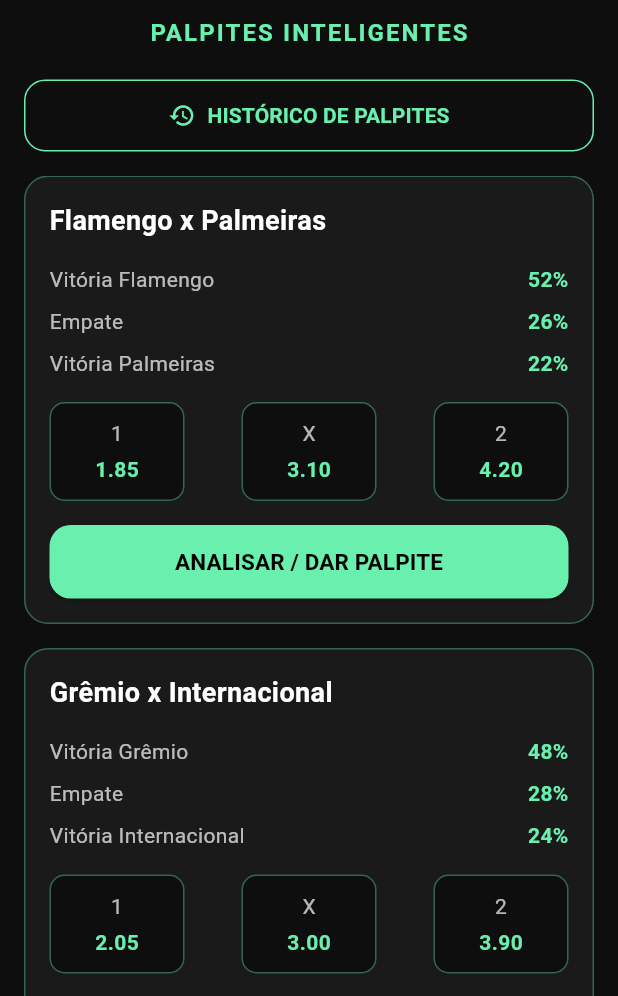
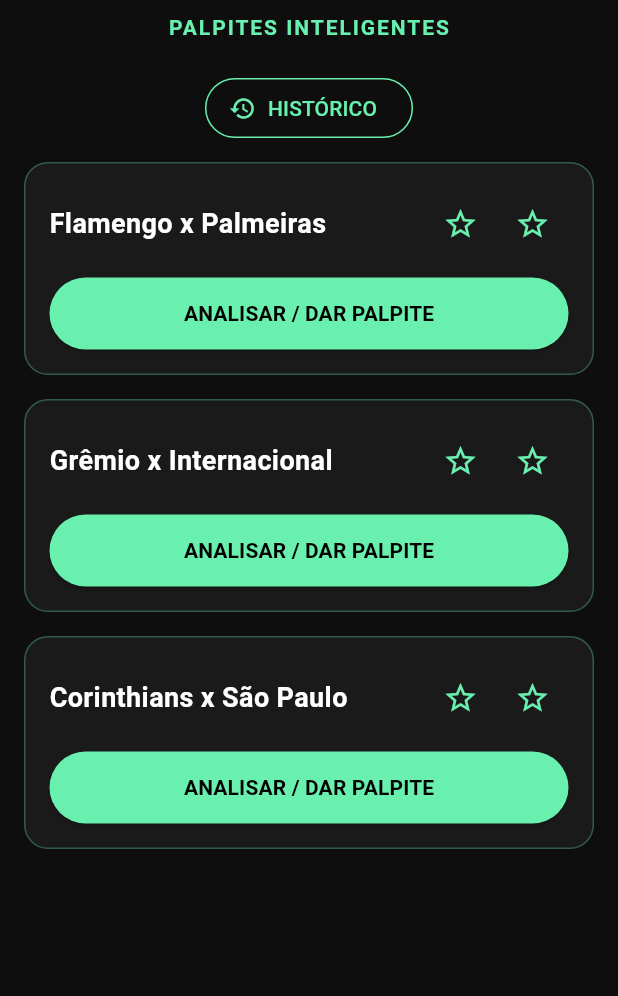
Before and after one commit to Franmateusatelie/matchmind, a Flutter app: the screen it shows after launch, on a phone screen of 412 x 824 dp, the part 240-1236 px from its top. Run offline on Flutter 3.47's test engine with Material 3 defaults, Android fonts, the phone set to English and light mode, and no system bars.

Commit message:
Favoritar times com estrela na home

```diff
--- /dev/null
+++ b/lib/data/favoritos.dart
@@ -0,0 +1,15 @@
+class Favoritos {
+  static final List<String> times = [];
+
+  static bool isFavorito(String time) {
+    return times.contains(time);
+  }
+
+  static void toggle(String time) {
+    if (times.contains(time)) {
+      times.remove(time);
+    } else {
+      times.add(time);
+    }
+  }
+}
--- a/lib/screens/home_screen.dart
+++ b/lib/screens/home_screen.dart
@@ -1,10 +1,16 @@
 import 'package:flutter/material.dart';
+import '../data/favoritos.dart';
 import 'palpitar_screen.dart';
 import 'historico_screen.dart';
 
-class HomeScreen extends StatelessWidget {
+class HomeScreen extends StatefulWidget {
   const HomeScreen({super.key});
 
+  @override
+  State<HomeScreen> createState() => _HomeScreenState();
+}
+
+class _HomeScreenState extends State<HomeScreen> {
   @override
   Widget build(BuildContext context) {
     return Scaffold(
@@ -12,7 +18,7 @@
       body: SafeArea(
         child: Column(
           children: [
-            // LOGO + TÍTULO
+            // LOGO
             Padding(
               padding: const EdgeInsets.symmetric(vertical: 20),
               child: Column(
@@ -21,14 +27,13 @@
                     'assets/matchmind_logo.png',
                     height: 140,
                   ),
-                  const SizedBox(height: 10),
+                  const SizedBox(height: 8),
                   const Text(
                     'PALPITES INTELIGENTES',
                     style: TextStyle(
                       color: Colors.greenAccent,
-                      fontSize: 16,
                       fontWeight: FontWeight.bold,
-                      letterSpacing: 1.4,
+                      letterSpacing: 1.3,
                     ),
                   ),
                 ],
@@ -38,21 +43,12 @@
             // BOTÃO HISTÓRICO
             Padding(
               padding: const EdgeInsets.symmetric(horizontal: 16),
-              child: SizedBox(
-                width: double.infinity,
               child: OutlinedButton.icon(
+                icon: const Icon(Icons.history),
+                label: const Text('HISTÓRICO'),
                 style: OutlinedButton.styleFrom(
                   foregroundColor: Colors.greenAccent,
                   side: const BorderSide(color: Colors.greenAccent),
-                    padding: const EdgeInsets.symmetric(vertical: 14),
-                    shape: RoundedRectangleBorder(
-                      borderRadius: BorderRadius.circular(14),
-                    ),
-                  ),
-                  icon: const Icon(Icons.history),
-                  label: const Text(
-                    'HISTÓRICO DE PALPITES',
-                    style: TextStyle(fontWeight: FontWeight.bold),
                 ),
                 onPressed: () {
                   Navigator.push(
@@ -64,45 +60,17 @@
                 },
               ),
             ),
-            ),
 
-            const SizedBox(height: 16),
+            const SizedBox(height: 12),
 
             // LISTA DE JOGOS
             Expanded(
               child: ListView(
                 padding: const EdgeInsets.symmetric(horizontal: 16),
-                children: const [
-                  MatchBetCard(
-                    home: 'Flamengo',
-                    away: 'Palmeiras',
-                    probHome: 52,
-                    probDraw: 26,
-                    probAway: 22,
-                    oddHome: 1.85,
-                    oddDraw: 3.10,
-                    oddAway: 4.20,
-                  ),
-                  MatchBetCard(
-                    home: 'Grêmio',
-                    away: 'Internacional',
-                    probHome: 48,
-                    probDraw: 28,
-                    probAway: 24,
-                    oddHome: 2.05,
-                    oddDraw: 3.00,
-                    oddAway: 3.90,
-                  ),
-                  MatchBetCard(
-                    home: 'Corinthians',
-                    away: 'São Paulo',
-                    probHome: 44,
-                    probDraw: 30,
-                    probAway: 26,
-                    oddHome: 2.20,
-                    oddDraw: 3.05,
-                    oddAway: 3.60,
-                  ),
+                children: [
+                  _card(context, 'Flamengo', 'Palmeiras'),
+                  _card(context, 'Grêmio', 'Internacional'),
+                  _card(context, 'Corinthians', 'São Paulo'),
                 ],
               ),
             ),
@@ -111,44 +79,26 @@
       ),
     );
   }
-}
 
-class MatchBetCard extends StatelessWidget {
-  final String home;
-  final String away;
-  final int probHome;
-  final int probDraw;
-  final int probAway;
-  final double oddHome;
-  final double oddDraw;
-  final double oddAway;
+  Widget _card(BuildContext context, String home, String away) {
+    final bool favHome = Favoritos.isFavorito(home);
+    final bool favAway = Favoritos.isFavorito(away);
 
-  const MatchBetCard({
-    super.key,
-    required this.home,
-    required this.away,
-    required this.probHome,
-    required this.probDraw,
-    required this.probAway,
-    required this.oddHome,
-    required this.oddDraw,
-    required this.oddAway,
-  });
-
-  @override
-  Widget build(BuildContext context) {
     return Container(
       margin: const EdgeInsets.only(bottom: 16),
       padding: const EdgeInsets.all(16),
       decoration: BoxDecoration(
         color: const Color(0xFF1A1A1A),
         borderRadius: BorderRadius.circular(16),
-        border: Border.all(color: Colors.greenAccent.withOpacity(0.35)),
+        border: Border.all(color: Colors.greenAccent.withOpacity(0.3)),
       ),
       child: Column(
         crossAxisAlignment: CrossAxisAlignment.start,
         children: [
-          // TIMES
+          // LINHA DOS TIMES + ESTRELAS
+          Row(
+            mainAxisAlignment: MainAxisAlignment.spaceBetween,
+            children: [
               Text(
                 '$home x $away',
                 style: const TextStyle(
@@ -157,29 +107,37 @@
                   fontWeight: FontWeight.bold,
                 ),
               ),
+              Row(
+                children: [
+                  IconButton(
+                    icon: Icon(
+                      favHome ? Icons.star : Icons.star_border,
+                      color: Colors.greenAccent,
+                    ),
+                    onPressed: () {
+                      setState(() {
+                        Favoritos.toggle(home);
+                      });
+                    },
+                  ),
+                  IconButton(
+                    icon: Icon(
+                      favAway ? Icons.star : Icons.star_border,
+                      color: Colors.greenAccent,
+                    ),
+                    onPressed: () {
+                      setState(() {
+                        Favoritos.toggle(away);
+                      });
+                    },
+                  ),
+                ],
+              ),
+            ],
+          ),
 
           const SizedBox(height: 12),
 
-          // PROBABILIDADES
-          _probRow('Vitória $home', probHome),
-          _probRow('Empate', probDraw),
-          _probRow('Vitória $away', probAway),
-
-          const SizedBox(height: 12),
-
-          // ODDS
-          Row(
-            mainAxisAlignment: MainAxisAlignment.spaceBetween,
-            children: [
-              _oddBox('1', oddHome),
-              _oddBox('X', oddDraw),
-              _oddBox('2', oddAway),
-            ],
-          ),
-
-          const SizedBox(height: 16),
-
-          // BOTÃO PALPITE
           SizedBox(
             width: double.infinity,
             child: ElevatedButton(
@@ -187,9 +145,6 @@
                 backgroundColor: Colors.greenAccent,
                 foregroundColor: Colors.black,
                 padding: const EdgeInsets.symmetric(vertical: 14),
-                shape: RoundedRectangleBorder(
-                  borderRadius: BorderRadius.circular(14),
-                ),
               ),
               onPressed: () {
                 Navigator.push(
@@ -203,10 +158,7 @@
               },
               child: const Text(
                 'ANALISAR / DAR PALPITE',
-                style: TextStyle(
-                  fontWeight: FontWeight.bold,
-                  fontSize: 15,
-                ),
+                style: TextStyle(fontWeight: FontWeight.bold),
               ),
             ),
           ),
@@ -214,52 +166,4 @@
       ),
     );
   }
-
-  Widget _probRow(String label, int value) {
-    return Padding(
-      padding: const EdgeInsets.symmetric(vertical: 4),
-      child: Row(
-        children: [
-          Expanded(
-            child: Text(
-              label,
-              style: const TextStyle(color: Colors.white70),
-            ),
-          ),
-          Text(
-            '$value%',
-            style: const TextStyle(
-              color: Colors.greenAccent,
-              fontWeight: FontWeight.bold,
-            ),
-          ),
-        ],
-      ),
-    );
 }
-
-  Widget _oddBox(String label, double odd) {
-    return Container(
-      width: 90,
-      padding: const EdgeInsets.symmetric(vertical: 10),
-      decoration: BoxDecoration(
-        color: const Color(0xFF0E0E0E),
-        borderRadius: BorderRadius.circular(10),
-        border: Border.all(color: Colors.greenAccent.withOpacity(0.4)),
-      ),
-      child: Column(
-        children: [
-          Text(label, style: const TextStyle(color: Colors.white70)),
-          const SizedBox(height: 4),
-          Text(
-            odd.toStringAsFixed(2),
-            style: const TextStyle(
-              color: Colors.greenAccent,
-              fontWeight: FontWeight.bold,
-            ),
-          ),
-        ],
-      ),
-    );
-  }
-}
```
Lines whose indentation alone changed are shown as unchanged.
